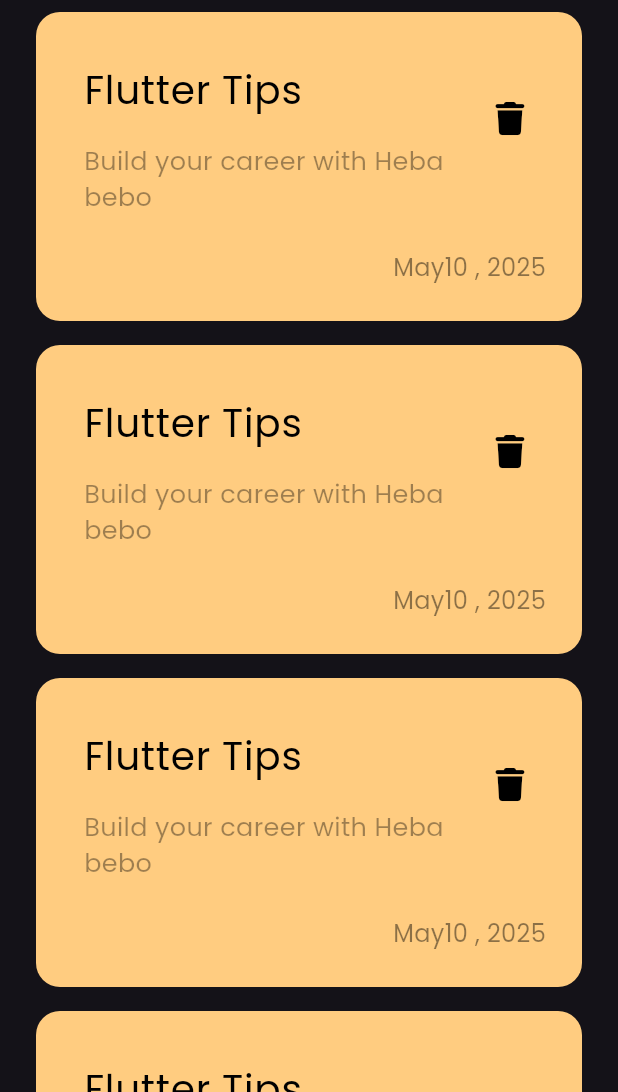
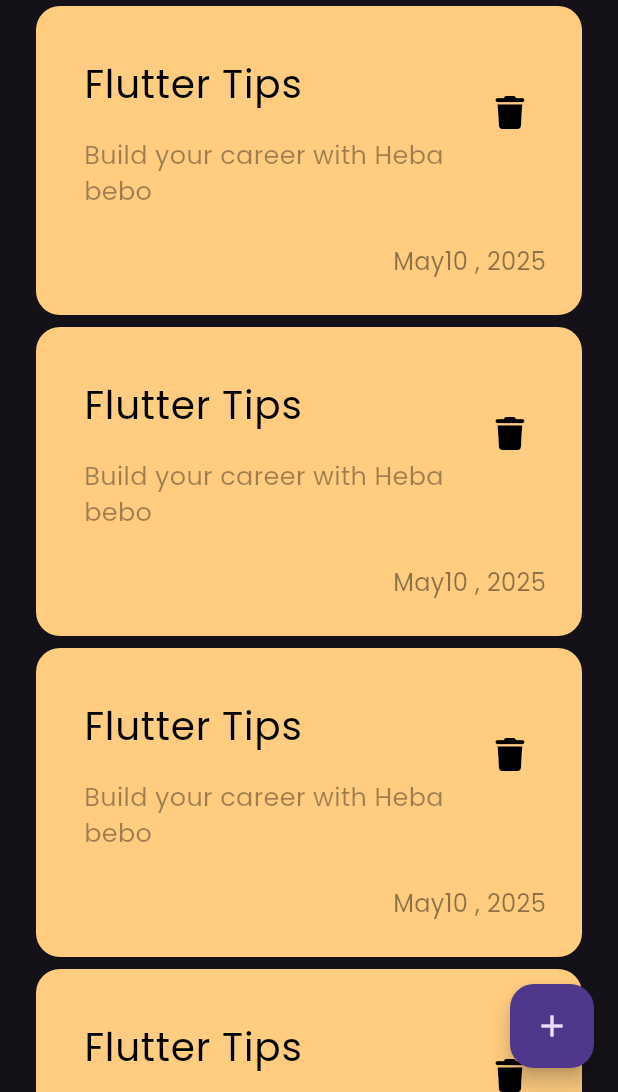
Before and after one commit to HebaRagaa/notes_app, a Flutter app: the screen it shows after launch, on a phone screen of 412 x 824 dp, the part 144-1236 px from its top. Run offline on Flutter 3.47's test engine with Material 3 defaults, Android fonts, the phone set to English and light mode, and no system bars; our stand-ins replace font_awesome_flutter.

Commit message:
add floating action button

```diff
--- a/lib/views/notes_view.dart
+++ b/lib/views/notes_view.dart
@@ -8,8 +8,12 @@ class NotesView extends StatelessWidget {
 
    @override
    Widget build(BuildContext context) {
-     return const Scaffold(
-       body: NotesViewBody(),
+     return Scaffold(
+       floatingActionButton: FloatingActionButton(onPressed: () {},
+       child: const Icon(Icons.add),
+       ),
+       body: const NotesViewBody(),
+
      );
    }
  }
--- a/lib/widgets/notes_list_view.dart
+++ b/lib/widgets/notes_list_view.dart
@@ -10,7 +10,7 @@ class NotesListView extends StatelessWidget {
       return ListView.builder(itemBuilder: (context , index )
           {
             return const Padding(
-                padding: EdgeInsets.symmetric(vertical: 8),
+                padding: EdgeInsets.symmetric(vertical: 4),
               child: NoteItem(),
             );
           }
```
